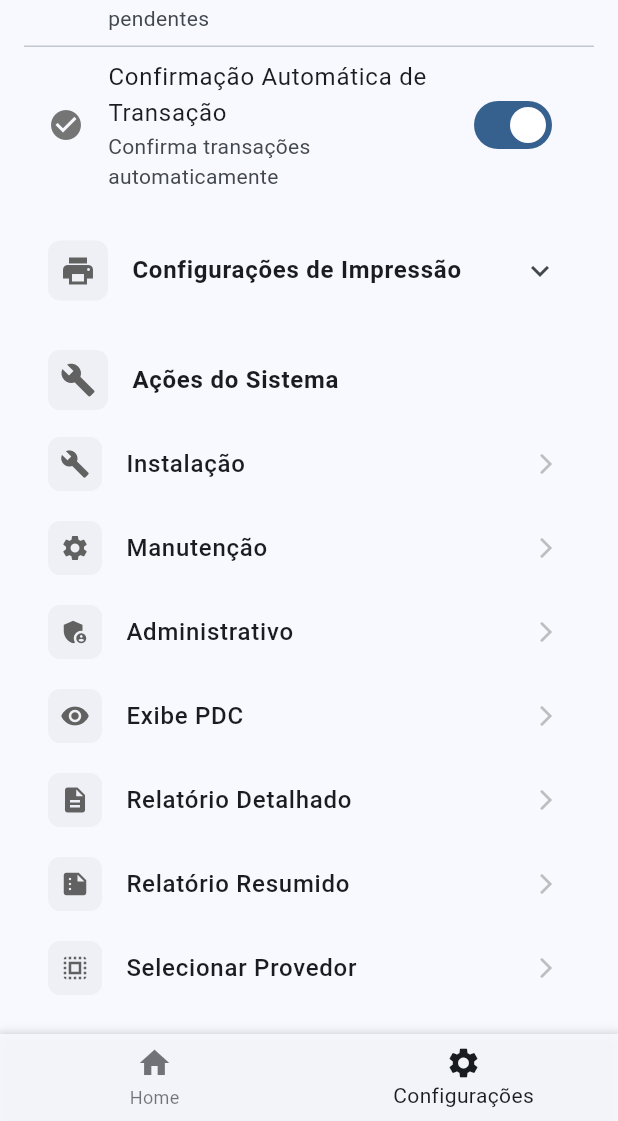
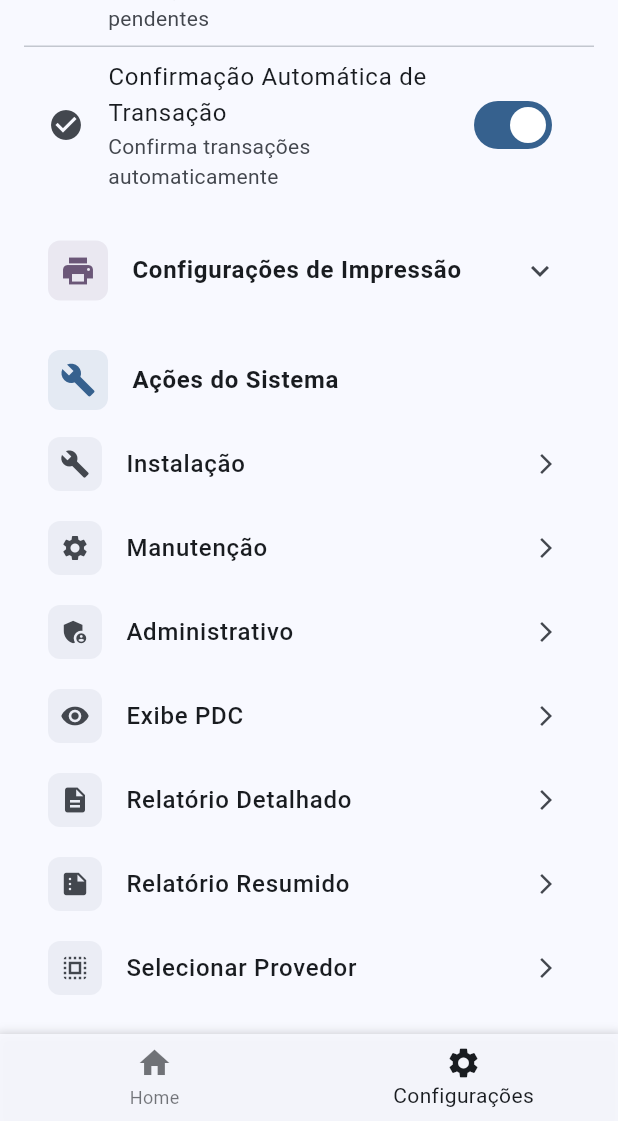
Before and after one commit to Projeto-ACBr-Oficial/acbr_tefpaygo_flutter, a Flutter app: the screen it shows after launch, item 2 of the bottom bar chosen, scrolled down 501 dp, on a phone screen of 412 x 824 dp, the part 115-1236 px from its top. Run offline on Flutter 3.47's test engine with Material 3 defaults, Android fonts, the phone set to English and light mode, and no system bars; our stand-ins replace fluttertoast, get; missing offline and left inert: paygo_sdk, receive_intent, tectoy_sunmiprinter; statements that could not run were skipped.

Commit message:
:bug: fixes: fixes use app scheme color

```diff
--- a/lib/view/screens/config/config_page.dart
+++ b/lib/view/screens/config/config_page.dart
@@ -85,14 +85,16 @@ class _AutomationSectionState extends State<AutomationSection> {
 
   @override
   Widget build(BuildContext context) {
+    final theme = Theme.of(context);
+
     return ExpansionTile(
       leading: Container(
         padding: const EdgeInsets.all(8),
         decoration: BoxDecoration(
-          color: Colors.grey.withOpacity(0.1),
+          color: theme.colorScheme.primary.withOpacity(0.1),
           borderRadius: BorderRadius.circular(8),
         ),
-        child: Icon(Icons.settings, color: Colors.grey[700]),
+        child: Icon(Icons.settings, color: theme.colorScheme.primary),
       ),
       title: const Text(
         'Configurações de Automação',
@@ -180,16 +182,18 @@ class _TransactionSectionState extends State<TransactionSection> {
 
   @override
   Widget build(BuildContext context) {
+    final theme = Theme.of(context);
+
     return Column(
       children: [
         ListTile(
           leading: Container(
             padding: const EdgeInsets.all(8),
             decoration: BoxDecoration(
-              color: Colors.grey.withOpacity(0.1),
+              color: theme.colorScheme.secondary.withOpacity(0.1),
               borderRadius: BorderRadius.circular(8),
             ),
-            child: Icon(Icons.payment, color: Colors.grey[700]),
+            child: Icon(Icons.payment, color: theme.colorScheme.secondary),
           ),
           title: const Text(
             'Configurações de Transação',
@@ -245,13 +249,13 @@ class _TransactionSectionState extends State<TransactionSection> {
         ),
         const Divider(height: 1),
         ListTile(
-          leading: Icon(Icons.pending_actions, color: Colors.grey[600]),
+          leading: Icon(Icons.pending_actions, color: theme.colorScheme.onSurfaceVariant),
           title: const Text('Transação Pendente'),
           subtitle: const Text('Ação para transações pendentes'),
           trailing: Container(
             padding: const EdgeInsets.symmetric(horizontal: 12, vertical: 4),
             decoration: BoxDecoration(
-              color: Colors.grey.withOpacity(0.1),
+              color: theme.colorScheme.surfaceVariant.withOpacity(0.5),
               borderRadius: BorderRadius.circular(8),
             ),
             child: DropdownButton<PendingTransactionActions>(
@@ -269,7 +273,7 @@ class _TransactionSectionState extends State<TransactionSection> {
                   value: value,
                   child: Text(
                     value.toValue().replaceAll("_", " "),
-                    style: const TextStyle(fontSize: 12),
+                    style: TextStyle(fontSize: 12, color: theme.colorScheme.onSurface),
                   ),
                 );
               }).toList(),
@@ -305,14 +309,16 @@ class _PrintSectionState extends State<PrintSection> {
 
   @override
   Widget build(BuildContext context) {
+    final theme = Theme.of(context);
+
     return ExpansionTile(
       leading: Container(
         padding: const EdgeInsets.all(8),
         decoration: BoxDecoration(
-          color: Colors.grey.withOpacity(0.1),
+          color: theme.colorScheme.tertiary.withOpacity(0.1),
           borderRadius: BorderRadius.circular(8),
         ),
-        child: Icon(Icons.print, color: Colors.grey[700]),
+        child: Icon(Icons.print, color: theme.colorScheme.tertiary),
       ),
       title: const Text(
         'Configurações de Impressão',
@@ -364,16 +370,18 @@ class ActionsSection extends StatelessWidget {
 
   @override
   Widget build(BuildContext context) {
+    final theme = Theme.of(context);
+
     return Column(
       children: [
         ListTile(
           leading: Container(
             padding: const EdgeInsets.all(8),
             decoration: BoxDecoration(
-              color: Colors.grey.withOpacity(0.1),
+              color: theme.colorScheme.primary.withOpacity(0.1),
               borderRadius: BorderRadius.circular(8),
             ),
-            child: Icon(Icons.build, color: Colors.grey[700]),
+            child: Icon(Icons.build, color: theme.colorScheme.primary),
           ),
           title: const Text(
             'Ações do Sistema',
@@ -475,17 +483,19 @@ class CustomTextField extends StatelessWidget {
 
   @override
   Widget build(BuildContext context) {
+    final theme = Theme.of(context);
+
     return TextField(
       controller: controller,
       onChanged: onChanged,
       decoration: InputDecoration(
         labelText: label,
-        prefixIcon: Icon(icon, color: Colors.grey[600]),
+        prefixIcon: Icon(icon, color: theme.colorScheme.onSurfaceVariant),
         border: OutlineInputBorder(
           borderRadius: BorderRadius.circular(12),
         ),
         filled: true,
-        fillColor: Colors.grey[50],
+        fillColor: theme.colorScheme.surfaceVariant.withOpacity(0.3),
         contentPadding: const EdgeInsets.symmetric(horizontal: 16, vertical: 12),
       ),
     );
@@ -510,8 +520,10 @@ class TransactionSwitchTile extends StatelessWidget {
 
   @override
   Widget build(BuildContext context) {
+    final theme = Theme.of(context);
+
     return SwitchListTile.adaptive(
-      secondary: Icon(icon, color: Colors.grey[600]),
+      secondary: Icon(icon, color: theme.colorScheme.onSurfaceVariant),
       title: Text(title),
       subtitle: Text(subtitle),
       value: value,
@@ -538,8 +550,10 @@ class PrintSwitchTile extends StatelessWidget {
 
   @override
   Widget build(BuildContext context) {
+    final theme = Theme.of(context);
+
     return SwitchListTile.adaptive(
-      secondary: Icon(icon, color: Colors.grey[600]),
+      secondary: Icon(icon, color: theme.colorScheme.onSurfaceVariant),
       title: Text(title),
       subtitle: Text(subtitle),
       value: value,
@@ -562,20 +576,22 @@ class ActionButton extends StatelessWidget {
 
   @override
   Widget build(BuildContext context) {
+    final theme = Theme.of(context);
+
     return ListTile(
       leading: Container(
         padding: const EdgeInsets.all(8),
         decoration: BoxDecoration(
-          color: Colors.grey.withOpacity(0.1),
+          color: theme.colorScheme.surfaceVariant.withOpacity(0.5),
           borderRadius: BorderRadius.circular(8),
         ),
-        child: Icon(icon, color: Colors.grey[700], size: 20),
+        child: Icon(icon, color: theme.colorScheme.onSurfaceVariant, size: 20),
       ),
       title: Text(
         text,
         style: const TextStyle(fontWeight: FontWeight.w500),
       ),
-      trailing: Icon(Icons.arrow_forward_ios, size: 16, color: Colors.grey[400]),
+      trailing: Icon(Icons.arrow_forward_ios, size: 16, color: theme.colorScheme.onSurfaceVariant),
       onTap: onPressed,
     );
   }
```
